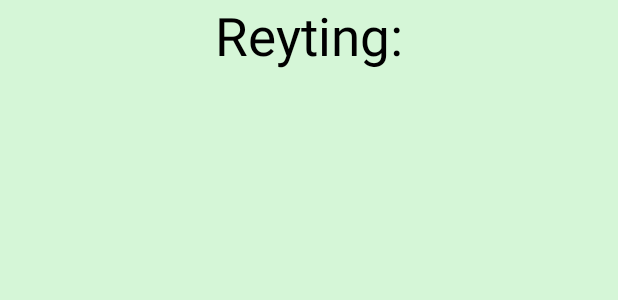
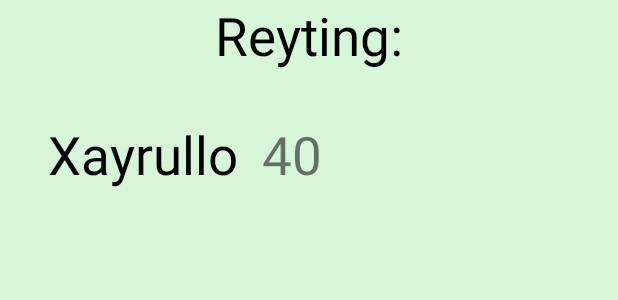
Before and after one commit to xayrulloshamurat/MatematikOyin, an Android app: the layout activity_main4.xml on its own in the app's theme, with its tools: preview values and no code run, on a phone screen of 412 x 824 dp. Shown: the top 300 px of the screen. Run offline under Robolectric (Android 15) with nearby library versions, the phone set to English and light mode, and no system bars.

Commit message:
second commit

```diff
--- a/app/build.gradle
+++ b/app/build.gradle
@@ -27,8 +27,8 @@ android {
         }
     }
     compileOptions {
-        sourceCompatibility VERSION_1_8
-        targetCompatibility VERSION_1_8
+        sourceCompatibility JavaVersion.VERSION_1_8
+        targetCompatibility JavaVersion.VERSION_1_8
     }
     kotlinOptions {
         jvmTarget = '1.8'
--- a/app/src/main/java/com/example/matematikoyin/MainActivity.kt
+++ b/app/src/main/java/com/example/matematikoyin/MainActivity.kt
@@ -27,6 +27,7 @@ class MainActivity : AppCompatActivity() {
                 var konvert = Intent(this, MainActivity2::class.java)
                 konvert.putExtra(NAME, "${tekst1.text}")
                 startActivity(konvert)
+                finishAffinity()
             }
         }
     }
--- a/app/src/main/java/com/example/matematikoyin/data/MyDao.kt
+++ b/app/src/main/java/com/example/matematikoyin/data/MyDao.kt
@@ -1,11 +1,22 @@
 package com.example.matematikoyin.data
 
-import androidx.room.Dao
-import androidx.room.Query
+import androidx.room.*
 import com.example.matematikoyin.data.User
 
 @Dao
 interface MyDao {
     @Query("SELECT * FROM username")
-    fun getAllUsername() : MutableList<User>
+    fun getAllUsername(): MutableList<User>
+
+    @Query("SELECT * FROM username ORDER BY  score DESC")
+    fun getPersonsSortByDescScore(): List<User>
+
+    @Insert(onConflict = OnConflictStrategy.IGNORE)
+    fun insert(user: User)
+
+    @Update
+    fun update(user: User)
+
+    @Delete
+    fun delete(user: User)
 }
--- a/app/src/main/java/com/example/matematikoyin/data/MyDatabase.kt
+++ b/app/src/main/java/com/example/matematikoyin/data/MyDatabase.kt
@@ -10,7 +10,7 @@ abstract class MyDatabase:RoomDatabase() {
     companion object{
         lateinit var INSTANCE : MyDatabase
         fun getInstance(context: Context): MyDatabase {
-            if(!Companion::INSTANCE.isInitialized){
+            if(!::INSTANCE.isInitialized){
                 INSTANCE = Room.databaseBuilder(
                     context,
                     MyDatabase::class.java,"database-name"
@@ -18,7 +18,6 @@ abstract class MyDatabase:RoomDatabase() {
 
                 )
                     .allowMainThreadQueries()
-                    .createFromAsset("database.db")
                     .build()
             }
             return INSTANCE
--- a/app/src/main/res/layout/activity_main4.xml
+++ b/app/src/main/res/layout/activity_main4.xml
@@ -27,6 +27,7 @@
         android:layout_margin="16dp"
         app:layoutManager="androidx.recyclerview.widget.LinearLayoutManager"
         android:orientation="vertical"
+        tools:listitem="@layout/reyting_item"
         />
 
 </androidx.constraintlayout.widget.ConstraintLayout>
--- /dev/null
+++ b/app/src/main/res/layout/reyting_item.xml
@@ -0,0 +1,31 @@
+<?xml version="1.0" encoding="utf-8"?>
+<androidx.constraintlayout.widget.ConstraintLayout xmlns:android="http://schemas.android.com/apk/res/android"
+    android:layout_width="match_parent"
+    android:layout_height="match_parent"
+    xmlns:app="http://schemas.android.com/apk/res-auto">
+
+    <TextView
+        android:id="@+id/Name"
+        android:layout_width="wrap_content"
+        android:layout_height="wrap_content"
+        app:layout_constraintStart_toStartOf="parent"
+        app:layout_constraintTop_toTopOf="parent"
+        android:layout_margin="16dp"
+        android:textSize="35sp"
+        android:text="Xayrullo"
+        android:textColor="@color/black"
+        />
+
+    <TextView
+        android:id="@+id/score"
+        android:layout_width="50dp"
+        android:layout_height="50dp"
+        android:text="40"
+        android:textSize="35sp"
+        app:layout_constraintStart_toEndOf="@id/Name"
+        app:layout_constraintTop_toTopOf="parent"
+        android:layout_margin="16dp"
+
+        />
+
+</androidx.constraintlayout.widget.ConstraintLayout>
--- a/build.gradle
+++ b/build.gradle
@@ -1,6 +1,4 @@
-ext {
- git     targetCompatibility = VERSION_1_8
-}// Top-level build file where you can add configuration options common to all sub-projects/modules.
+// Top-level build file where you can add configuration options common to all sub-projects/modules.
 buildscript {
     ext.kotlin_version = "1.5.10"
     repositories {
@@ -8,7 +6,7 @@ buildscript {
         mavenCentral()
     }
     dependencies {
-        classpath "com.android.tools.build:gradle:4.2.1"
+        classpath "com.android.tools.build:gradle:4.2.2"
         classpath "org.jetbrains.kotlin:kotlin-gradle-plugin:$kotlin_version"
 
         // NOTE: Do not place your application dependencies here; they belong
```
Also changed, not shown: app/src/main/java/com/example/matematikoyin/Adapter.kt (+12 -3 lines), app/src/main/java/com/example/matematikoyin/LIstViewHolder.kt (deleted, +0 -12 lines), app/src/main/java/com/example/matematikoyin/MainActivity2.kt (+40 -3 lines), app/src/main/java/com/example/matematikoyin/MainActivity3.kt (+15 -11 lines), app/src/main/java/com/example/matematikoyin/data/User.kt (+4 -3 lines), app/src/main/res/layout/activity_main3.xml (+6 -15 lines), app/src/main/assets/database.db, 1 other file.
